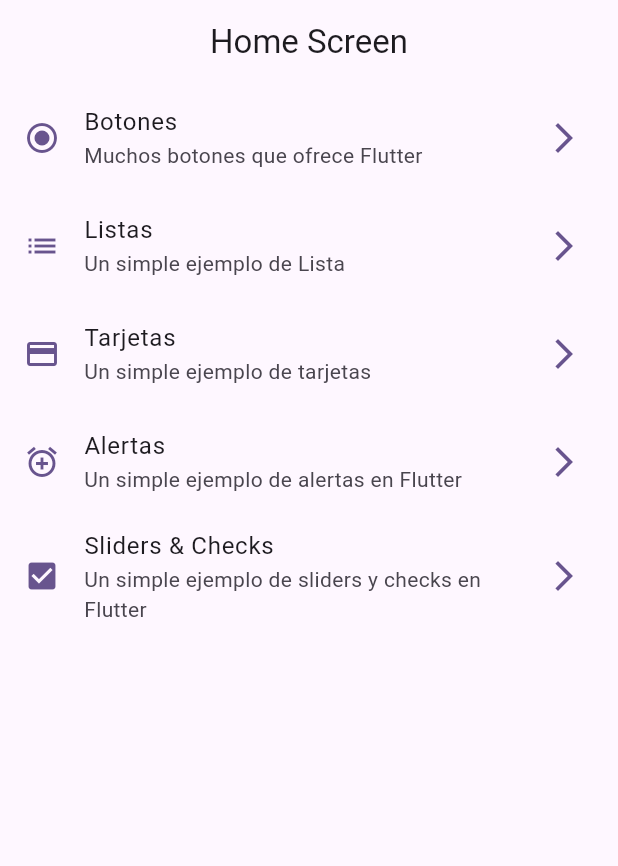
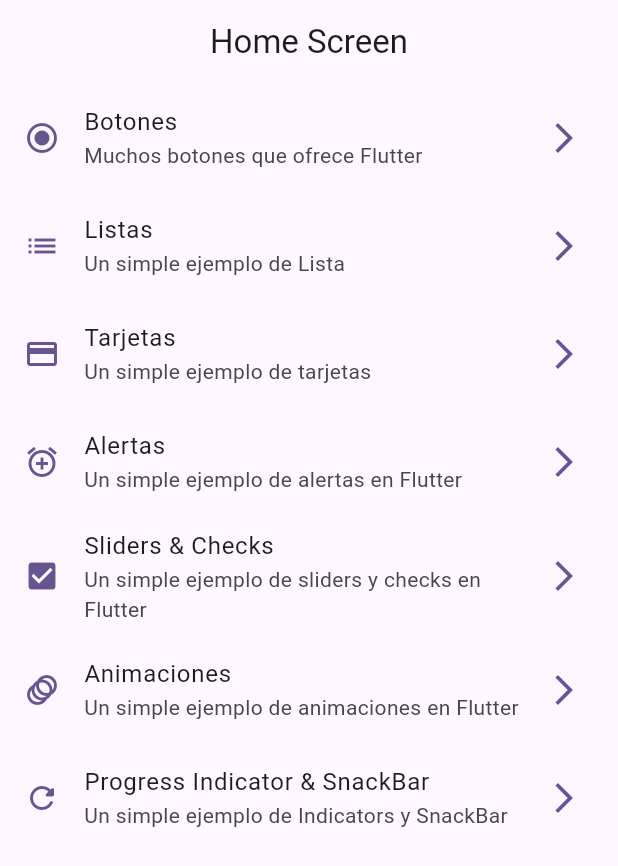
Before and after one commit to arodriguezgim/PMDM2526, a Flutter app: the screen it shows after launch, on a phone screen of 412 x 824 dp. Shown: the top 866 px of the screen. Run offline on Flutter 3.47's test engine with Material 3 defaults, Android fonts, the phone set to English and light mode, and no system bars.

Commit message:
Fin clase Martes

```diff
--- a/Flutter/componentes/lib/config/routes/menu_items.dart
+++ b/Flutter/componentes/lib/config/routes/menu_items.dart
@@ -52,4 +52,16 @@ final menuItems = <MenuItem>[
     link: '/sliders',
     icono: Icons.check_box,
   ),
+  MenuItem(
+    titulo: 'Animaciones',
+    subtitulo: 'Un simple ejemplo de animaciones en Flutter',
+    link: '/animaciones',
+    icono: Icons.animation,
+  ),
+  MenuItem(
+    titulo: 'Progress Indicator & SnackBar',
+    subtitulo: 'Un simple ejemplo de Indicators y SnackBar',
+    link: '/snackbar',
+    icono: Icons.refresh_rounded,
+  ),
 ];
--- a/Flutter/componentes/lib/main.dart
+++ b/Flutter/componentes/lib/main.dart
@@ -20,7 +20,9 @@ class MyApp extends StatelessWidget {
         '/listas' : (context)=> ListasScreen(),
         '/tarjetas' : (context)=> TarjetasScreen(),
         '/alertas'  : (context)=> AlertasScreen(),
-        '/sliders'  : (context)=> SlidersScreen()
+        '/sliders'  : (context)=> SlidersScreen(),
+        '/animaciones' : (context)=> AnimacionesScreen(),
+        '/snackbar' : (context)=> ProgressScreen()
       },
     );
   }
--- a/Flutter/componentes/lib/presentation/screens/screens.dart
+++ b/Flutter/componentes/lib/presentation/screens/screens.dart
@@ -1,3 +1,7 @@
+export 'package:componentes/presentation/screens/progress_indicator_screen.dart';
+
+export 'package:componentes/presentation/screens/animaciones_screen.dart';
+
 export 'package:componentes/presentation/screens/sliders_screen.dart';
 
 export 'package:componentes/presentation/screens/alerta_screen.dart';
```
Also changed, not shown: Flutter/componentes/lib/presentation/screens/animaciones_screen.dart (added, +60 -0 lines), Flutter/componentes/lib/presentation/screens/progress_indicator_screen.dart (added, +54 -0 lines).
